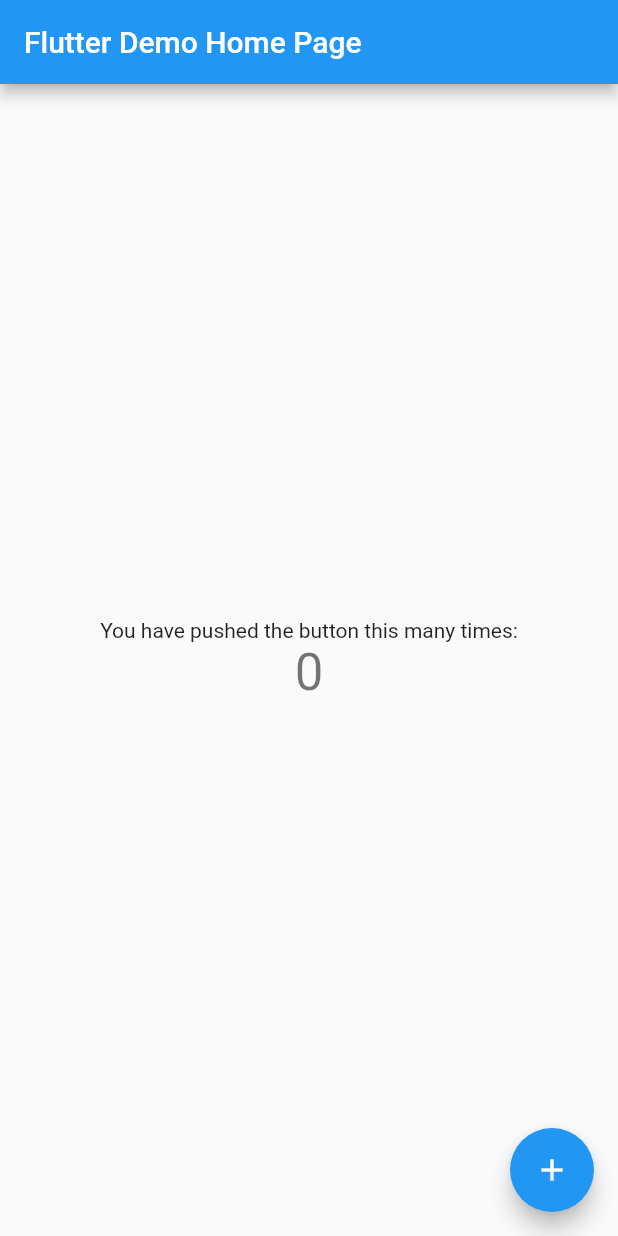
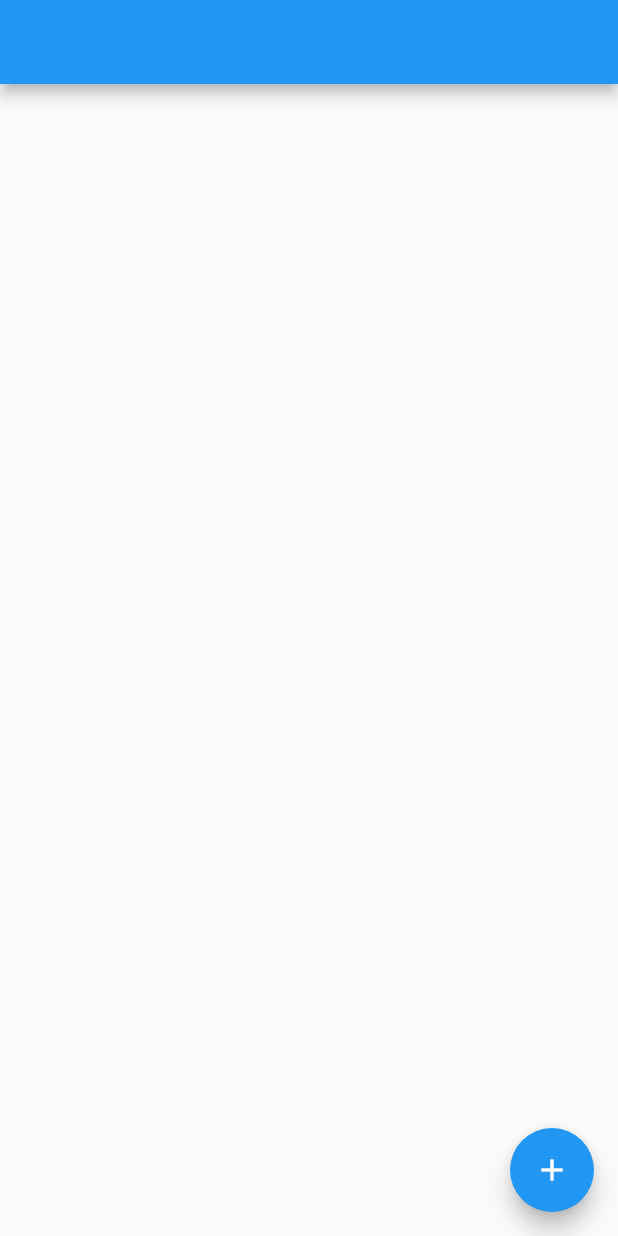
Before and after one commit to appvinio/levelup_flutter_example, a Flutter app: the screen it shows after launch, on a phone screen of 412 x 824 dp. Run offline on Flutter 3.47's test engine with Material 2 defaults, Android fonts, the phone set to English and light mode, and no system bars.

Commit message:
empty view

```diff
--- a/lib/main.dart
+++ b/lib/main.dart
@@ -11,50 +11,26 @@ class MyApp extends StatelessWidget {
       theme: new ThemeData(
         primarySwatch: Colors.blue,
       ),
-      home: new MyHomePage(title: 'Flutter Demo Home Page'),
+      home: new MyHomePage(),
     );
   }
 }
 
 class MyHomePage extends StatefulWidget {
-  MyHomePage({Key key, this.title}) : super(key: key);
-  final String title;
-
   @override
   _MyHomePageState createState() => new _MyHomePageState();
 }
 
 class _MyHomePageState extends State<MyHomePage> {
-  int _counter = 0;
-
-  void _incrementCounter() {
-    setState(() {
-      _counter++;
-    });
-  }
 
   @override
   Widget build(BuildContext context) {
     return new Scaffold(
       appBar: new AppBar(
-        title: new Text(widget.title),
       ),
       body: new Center(
-        child: new Column(
-          mainAxisAlignment: MainAxisAlignment.center,
-          children: <Widget>[
-            new Text(
-              'You have pushed the button this many times:',
-            ),
-            new Text(
-              '$_counter',
-              style: Theme.of(context).textTheme.display1,
-            ),
-          ],
-        ),
       ),
       floatingActionButton: new FloatingActionButton(
-        onPressed: _incrementCounter,
         tooltip: 'Increment',
         child: new Icon(Icons.add),
       ), //
```
